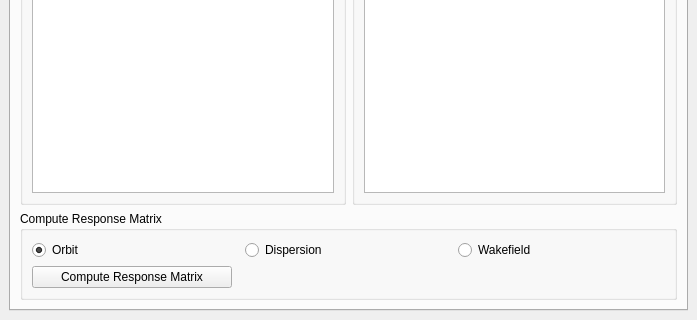
Old version of the form BBA_GUI.ui in the repository wiktoria-malek/flight-simulator; both pictures show x 0 to 697 and y 533 to 853 of the 697 by 853 pixel window.
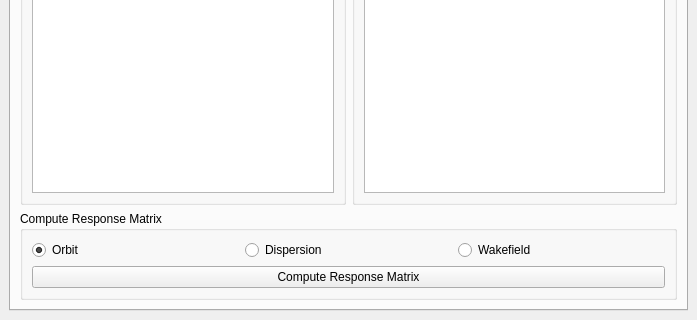
New version of the form. The open tabs and pages were chosen to show the change.

```diff
--- a/BBA_GUI.ui
+++ b/BBA_GUI.ui
@@ -419,6 +419,12 @@
 
           <item>
            <widget class="QGroupBox" name="groupBox_10">
+            <property name="sizePolicy">
+             <sizepolicy hsizetype="Preferred" vsizetype="Fixed">
+              <horstretch>0</horstretch>
+              <verstretch>0</verstretch>
+             </sizepolicy>
+            </property>
             <property name="title">
              <string>Compute Response Matrix</string>
             </property>
@@ -455,7 +461,7 @@
               <widget class="QPushButton" name="compute_response_matrix_button">
                <property name="maximumSize">
                 <size>
-                 <width>200</width>
+                 <width>1000</width>
                  <height>16777215</height>
                 </size>
                </property>
```
Left out of the diff: 7 changed lines with no effect on the pictures.
